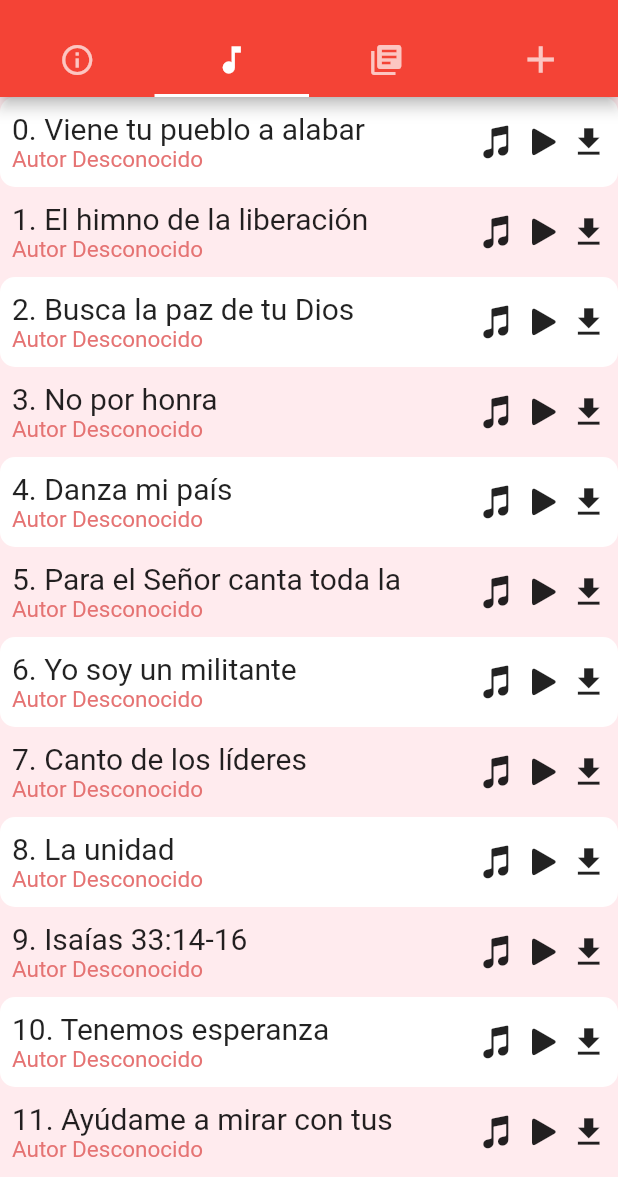
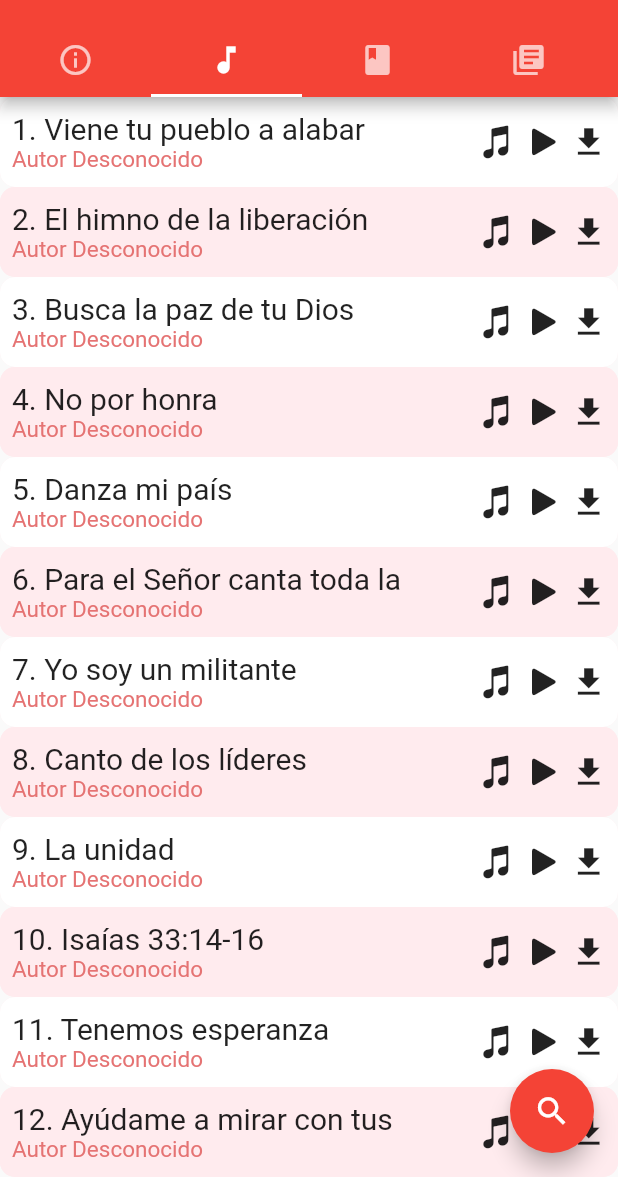
Before and after one commit to ThisLerol/AGEAPP-2.0, a Flutter app: the screen it shows after launch, tab 2 chosen, on a phone screen of 412 x 824 dp, the part 59-1236 px from its top. Run offline on Flutter 3.47's test engine with Material 2 defaults, Android fonts, the phone set to English and light mode, and no system bars.

Commit message:
AppBar con Slider(on), nuevo tab: Materiales, Musica booton Sheach

```diff
--- a/lib/Contenidos/Musica.dart
+++ b/lib/Contenidos/Musica.dart
@@ -18,10 +18,18 @@ class _Musica extends State<Musica>{
   @override
   Widget build(BuildContext context) {
     // TODO: implement build
-    return Container(
-        color: Colors.red[50],
+    return Scaffold(
+      floatingActionButton: FloatingActionButton(
+        child: Icon(Icons.search, size: 25,),
+        onPressed: (){
+      },
 
-        child: ListView(
+
+      ),
+
+       // color: Colors.red[50],
+
+        body: ListView(
           children:
           ListaCanciones(),
         )
@@ -42,6 +50,7 @@ class _Musica extends State<Musica>{
     var arr = new List<Widget>(ai+1);
 
     for( var i = 0 ; i <= ai; i++ ) {
+      var a = i+1;
 
       arr[i] = Container(
         decoration: BoxDecoration(
@@ -66,12 +75,19 @@ class _Musica extends State<Musica>{
                     children: <Widget>[
                       Padding(
                         padding:  EdgeInsets.fromLTRB(8, 0, 0, 0),
-                        child: Column(
-                          crossAxisAlignment: CrossAxisAlignment.start,
-                          children:<Widget>[
-                            Container(width: MediaQuery.of(context).size.width/1.5,child: Text("$i. "+musicaData.getnombre(i),maxLines: 1,textAlign: TextAlign.start,style: TextStyle(fontWeight: FontWeight.normal, fontSize: 20, ),),),
-                            Text("Autor Desconocido", textAlign: TextAlign.start,style: TextStyle(fontWeight: FontWeight.normal, fontSize: 15, color: Colors.red[300]),)
-                          ]
+                        child: InkWell(
+                          onTap: () {
+                            Navigator.push(
+                              context,
+                              MaterialPageRoute(builder: (context) => chord(musicTitle: i)),
+                            );},
+                          child: Column(
+                            crossAxisAlignment: CrossAxisAlignment.start,
+                            children:<Widget>[
+                              Container(width: MediaQuery.of(context).size.width/1.5,child: Text("$a. "+musicaData.getnombre(i),maxLines: 1,textAlign: TextAlign.start,style: TextStyle(fontWeight: FontWeight.normal, fontSize: 20, ),),),
+                              Text("Autor Desconocido", textAlign: TextAlign.start,style: TextStyle(fontWeight: FontWeight.normal, fontSize: 15, color: Colors.red[300]),)
+                            ]
+                          ),
                         ),
                       ),
                         Container(
--- a/lib/barMenu.dart
+++ b/lib/barMenu.dart
@@ -2,6 +2,7 @@ import 'package:flutter/material.dart';
 import 'package:ageapp/Contenidos/Home.dart';
 import 'package:ageapp/Contenidos/Mas.dart';
 import 'package:ageapp/Contenidos/Books/book.dart';
+import 'package:ageapp/Contenidos/Materiales.dart';
 import 'package:ageapp/Contenidos/Musica.dart';
 import 'package:ageapp/social_media_icons.dart';
 import 'package:url_launcher/url_launcher.dart';
@@ -47,13 +48,11 @@ class _AllBar extends State<AllBar> with SingleTickerProviderStateMixin{
   void initState(){
 
     super.initState();
-    _tabController = new TabController(vsync: this,initialIndex: 0,length: 4, );
+    _tabController = new TabController(vsync: this,initialIndex: 0,length: 5, );
   }
 
   Widget build(BuildContext context){
     return new Scaffold(
-
-
       appBar: new AppBar(
         actions: <Widget>[
           Padding(child: InkWell(child:Icon(SocialMedia.facebook_squared,size: 18, ),onTap: () => launch('https://www.facebook.com/ageup.ifes'),),padding: EdgeInsets.all(5.0),),
@@ -68,13 +67,15 @@ class _AllBar extends State<AllBar> with SingleTickerProviderStateMixin{
           ],
         ),
         bottom: new TabBar(
+            isScrollable: true,
             controller: _tabController,
             tabs: <Widget>
             [
-            new Tab(icon:  new Icon(Icons.info_outline),),
-            new Tab(icon: new Icon(Icons.music_note)),
-            new Tab(icon: new Icon(Icons.library_books)),
-            new Tab(icon: new Icon(Icons.add,size: 30)),
+            Container(child: new Tab(icon:  new Icon(Icons.info_outline),),width: MediaQuery.of(context).size.width/6,),
+            Container(child: new Tab(icon: new Icon(Icons.music_note)),width: MediaQuery.of(context).size.width/6,),
+            Container(child: new Tab(icon: new Icon(Icons.book)),width: MediaQuery.of(context).size.width/6,),
+              Container(child: new Tab(icon: new Icon(Icons.library_books)),width: MediaQuery.of(context).size.width/6,),
+            Container(child: new Tab(icon: new Icon(Icons.add,size: 30)),width: MediaQuery.of(context).size.width/6,),
               //PONES MAS Y PONES EL ANCHO
               ]
         ),
@@ -85,6 +86,7 @@ class _AllBar extends State<AllBar> with SingleTickerProviderStateMixin{
             new Home(),
             new Musica(),
             new Biblioteca(),
+            new Materiales(),
             new Mas(),
             //PONES MAS
            ]
```
Also changed, not shown: lib/Contenidos/Materiales.dart (added, +17 -0 lines).
